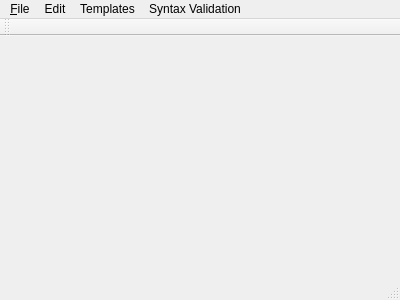
This is Code_Editor/codeeditor.ui in alexmukasyan-caylent/CSE20212-FinalProj-QT as Qt 5 draws it before an edit. The edited form follows.
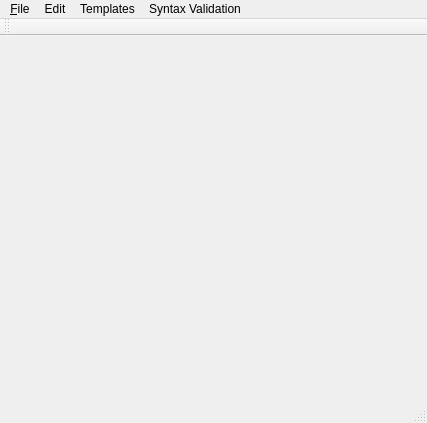
This is the edited form.

Patch:
```diff
--- a/Code_Editor/codeeditor.ui
+++ b/Code_Editor/codeeditor.ui
@@ -6,8 +6,8 @@
    <rect>
     <x>0</x>
     <y>0</y>
-    <width>400</width>
-    <height>300</height>
+    <width>427</width>
+    <height>423</height>
    </rect>
   </property>
   <property name="windowTitle">
@@ -19,7 +19,7 @@
     <rect>
      <x>0</x>
      <y>0</y>
-     <width>400</width>
+     <width>427</width>
      <height>22</height>
     </rect>
    </property>
```
